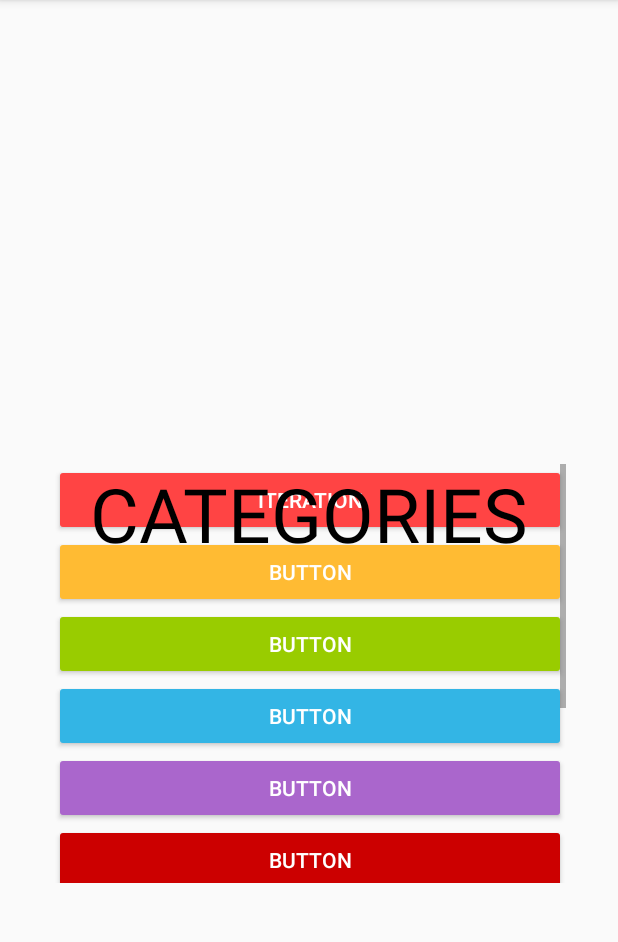
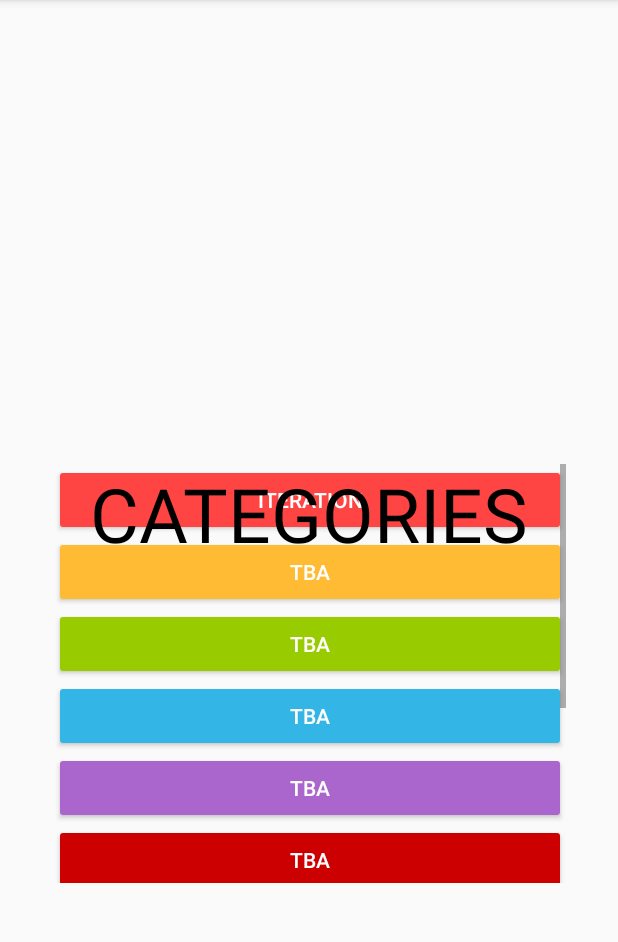
Before and after one commit to DJRAppDev/SQLQuiz, an Android app: the Categories screen opened directly, with no data from a screen before it, on a phone screen of 412 x 824 dp, the part 84-1026 px from its top. Run offline under Robolectric (Android 15) with nearby library versions, the phone set to English and light mode, and no system bars.

Commit message:
Fix error in end class.

```diff
--- a/app/src/main/java/com/example/wengj1/sqlquiz/End.java
+++ b/app/src/main/java/com/example/wengj1/sqlquiz/End.java
@@ -26,8 +26,8 @@ public class End extends AppCompatActivity {
         super.onCreate(savedInstanceState);
         setContentView(R.layout.end);
 
-        victorymusic = MediaPlayer.create(getApplicationContext(), R.raw.victory_sound_effect);
-        victorymusic.start();
+        //victorymusic = MediaPlayer.create(getApplicationContext(), R.raw.victory_sound_effect);
+        //victorymusic.start();
 
         score.setText(correct+"/30");
         exit.setOnClickListener(new View.OnClickListener() {
--- a/app/src/main/res/layout/categories.xml
+++ b/app/src/main/res/layout/categories.xml
@@ -44,7 +44,7 @@
                 android:layout_width="match_parent"
                 android:layout_height="wrap_content"
                 android:backgroundTint="@android:color/holo_orange_light"
-                android:text="@string/button" />
+                android:text="TBA" />
 
             <Button
                 android:id="@+id/button8"
@@ -52,7 +52,7 @@
                 android:layout_width="match_parent"
                 android:layout_height="wrap_content"
                 android:backgroundTint="@android:color/holo_green_light"
-                android:text="@string/button" />
+                android:text="TBA" />
 
             <Button
                 android:id="@+id/button7"
@@ -60,7 +60,7 @@
                 android:layout_width="match_parent"
                 android:layout_height="wrap_content"
                 android:backgroundTint="@android:color/holo_blue_light"
-                android:text="@string/button" />
+                android:text="TBA" />
 
             <Button
                 android:id="@+id/button6"
@@ -68,7 +68,7 @@
                 android:layout_width="match_parent"
                 android:layout_height="wrap_content"
                 android:backgroundTint="@android:color/holo_purple"
-                android:text="@string/button" />
+                android:text="TBA" />
 
             <Button
                 android:id="@+id/button5"
@@ -76,7 +76,7 @@
                 android:layout_width="match_parent"
                 android:layout_height="wrap_content"
                 android:backgroundTint="@android:color/holo_red_dark"
-                android:text="@string/button" />
+                android:text="TBA" />
 
             <Button
                 android:id="@+id/button4"
@@ -84,7 +84,7 @@
                 android:layout_width="match_parent"
                 android:layout_height="wrap_content"
                 android:backgroundTint="@android:color/black"
-                android:text="@string/button"
+                android:text="TBA"
                 tools:layout_editor_absoluteX="8dp"
                 tools:layout_editor_absoluteY="-178dp" />
 
@@ -94,7 +94,7 @@
                 android:layout_width="match_parent"
                 android:layout_height="wrap_content"
                 android:backgroundTint="@android:color/holo_orange_dark"
-                android:text="@string/button"
+                android:text="TBA"
                 tools:layout_editor_absoluteX="8dp"
                 tools:layout_editor_absoluteY="-128dp" />
 
@@ -104,7 +104,7 @@
                 android:layout_width="match_parent"
                 android:layout_height="wrap_content"
                 android:backgroundTint="@android:color/holo_blue_dark"
-                android:text="@string/button"
+                android:text="TBA"
                 tools:layout_editor_absoluteX="8dp"
                 tools:layout_editor_absoluteY="-124dp" />
 
@@ -114,7 +114,7 @@
                 android:layout_width="match_parent"
                 android:layout_height="wrap_content"
                 android:backgroundTint="@android:color/holo_green_dark"
-                android:text="@string/button" />
+                android:text="TBA" />
         </LinearLayout>
     </ScrollView>
 
```
Also changed, not shown: app/src/main/java/com/example/wengj1/sqlquiz/Game.java (+12 -9 lines), 1 other file.
